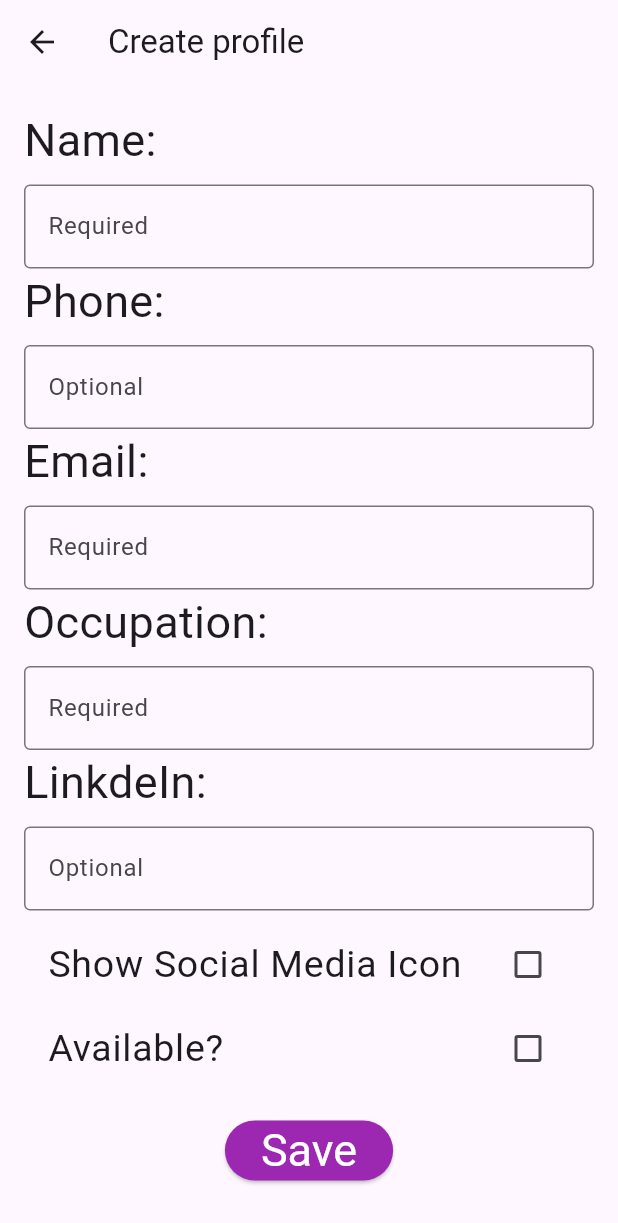
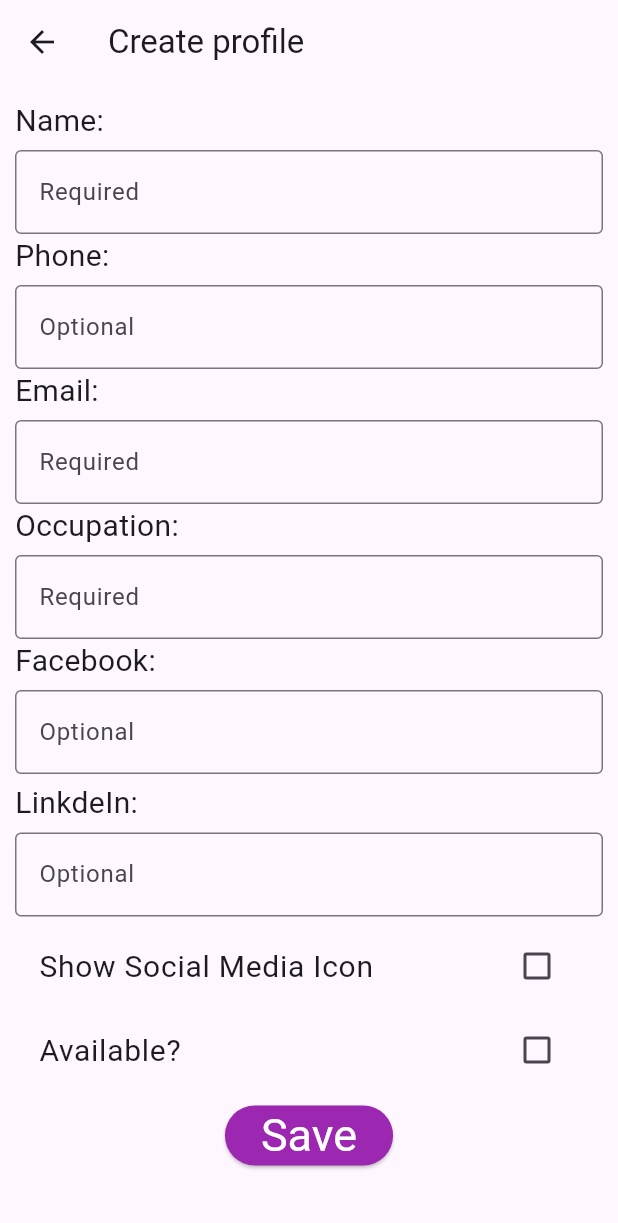
Before and after one commit to JackTse-Conestogac/Mobile_FinalProject_G5, a Flutter app: the CreateUserScreen screen opened directly, on a phone screen of 412 x 824 dp. Shown: the top 1223 px of the screen. Run offline on Flutter 3.47's test engine with Material 3 defaults, Android fonts, the phone set to English and light mode, and no system bars; our stand-ins replace shared_preferences; accounts and stored records are empty.

Commit message:
create user form size adjustment, added facebook input url

```diff
--- a/coffee_meet_app/lib/entities/User.dart
+++ b/coffee_meet_app/lib/entities/User.dart
@@ -7,6 +7,8 @@ class User{
   String email;
   int phone;
   String occupation;
+  String? facebookUrl;
+  String? linkedInUrl;
   bool showSocialMedia;
   bool isAvailable;
   List<Event> attendEvents = [];
@@ -19,6 +21,8 @@ class User{
     required this.email,
     required this.phone,
     required this.occupation,
+    this.facebookUrl,
+    this.linkedInUrl,
     this.showSocialMedia = true,
     this.isAvailable = false,
     this.attendEvents = const [],
@@ -33,6 +37,8 @@ class User{
       "email":this.email,
       "phone":this.phone,
       "occupation":this.occupation,
+      "facebookUrl":this.facebookUrl,
+      "linkedInUrl":this.linkedInUrl,
       "addendEvents":this.attendEvents,
       "contacts": this.contacts,
     };
@@ -45,6 +51,8 @@ class User{
         email = json["email"],
         phone = json["phone"],
         occupation = json["occupation"],
+        facebookUrl = json["facebookUrl"],
+        linkedInUrl = json["linkedInUrl"],
         showSocialMedia = json["showSocialMedia"],
         isAvailable = json ["isAvailable"],
         attendEvents = (json["attendEvents"] as List<dynamic>)
--- a/coffee_meet_app/lib/screens/createUser.dart
+++ b/coffee_meet_app/lib/screens/createUser.dart
@@ -5,6 +5,7 @@ import 'package:flutter/material.dart';
 import 'package:shared_preferences/shared_preferences.dart';
 import '../entities/User.dart';
 import '../managers/user_local_storage_manager.dart';
+import "LogInScreen.dart";
 
 class CreateUserScreen extends StatefulWidget{
   const CreateUserScreen({super.key});
@@ -20,6 +21,7 @@ class _CreateUserScreenState extends State<CreateUserScreen> {
   final TextEditingController _emailController = TextEditingController();
   final TextEditingController _phoneController = TextEditingController();
   final TextEditingController _occupationController = TextEditingController();
+  final TextEditingController _facebookController = TextEditingController();
   final TextEditingController _linkdeinController = TextEditingController();
 
 
@@ -57,12 +59,15 @@ class _CreateUserScreenState extends State<CreateUserScreen> {
       });
     }
 
+    if(_isSaved == true){
       Navigator.push(
         context,
         MaterialPageRoute(
-        builder: (context) => TabListScreen(),
+          builder: (context) => LogInScreen(),
         ),
       );
+    }
+
   }
 
 
@@ -76,13 +81,13 @@ class _CreateUserScreenState extends State<CreateUserScreen> {
       body: Form(
         key: _formKey,
         child:ListView(
-        padding: EdgeInsets.all(16),
+          padding: EdgeInsets.all(10),
           children: [
             const Text(
               'Name:',
-            style: TextStyle(fontSize: 30),
+              style: TextStyle(fontSize: 20),
             ),
-          const SizedBox(height: 8,),
+            const SizedBox(height: 5,),
             TextFormField(
               controller: _nameController,
               decoration: const InputDecoration(
@@ -98,9 +103,9 @@ class _CreateUserScreenState extends State<CreateUserScreen> {
             ),
             const Text(
               'Phone:',
-            style: TextStyle(fontSize: 30),
+              style: TextStyle(fontSize: 20),
             ),
-          const SizedBox(height: 8,
+            const SizedBox(height: 5,
             ),
             TextFormField(
               controller: _phoneController,
@@ -112,9 +117,9 @@ class _CreateUserScreenState extends State<CreateUserScreen> {
             ),
             const Text(
               'Email:',
-            style: TextStyle(fontSize: 30),
+              style: TextStyle(fontSize: 20),
             ),
-          const SizedBox(height: 8,
+            const SizedBox(height: 5,
             ),
             TextFormField(
               controller: _emailController,
@@ -126,9 +131,9 @@ class _CreateUserScreenState extends State<CreateUserScreen> {
             ),
             const Text(
               'Occupation:',
-            style: TextStyle(fontSize: 30),
+              style: TextStyle(fontSize: 20),
             ),
-          const SizedBox(height: 8,
+            const SizedBox(height: 5,
             ),
             TextFormField(
               controller: _occupationController,
@@ -144,10 +149,25 @@ class _CreateUserScreenState extends State<CreateUserScreen> {
               },
             ),
             const Text(
+              'Facebook:',
+              style: TextStyle(fontSize: 20),
+            ),
+            const SizedBox(height: 5,
+            ),
+            TextFormField(
+              controller: _facebookController,
+              decoration: const InputDecoration(
+                hintText: 'Optional',
+                border: OutlineInputBorder(),
+              ),
+              keyboardType: TextInputType.url,
+            ),
+            const SizedBox(height: 5,),
+            const Text(
               'LinkdeIn:',
-            style: TextStyle(fontSize: 30),
+              style: TextStyle(fontSize: 20),
             ),
-          const SizedBox(height: 8,
+            const SizedBox(height: 5,
             ),
             TextFormField(
               controller: _linkdeinController,
@@ -157,10 +177,10 @@ class _CreateUserScreenState extends State<CreateUserScreen> {
               ),
               keyboardType: TextInputType.url,
             ),
-          const SizedBox(height: 8,),
+            const SizedBox(height: 5,),
             CheckboxListTile(
                 title: const Text(
-                'Show Social Media Icon', style: TextStyle(fontSize: 25),),
+                  'Show Social Media Icon', style: TextStyle(fontSize: 20),),
                 value: _showSocialMediaIcon,
                 onChanged: (value) {
                   setState(() {
@@ -169,7 +189,7 @@ class _CreateUserScreenState extends State<CreateUserScreen> {
                 }
             ),
             CheckboxListTile(
-              title: const Text('Available?', style: TextStyle(fontSize: 25),),
+                title: const Text('Available?', style: TextStyle(fontSize: 20),),
                 value: _isAvailable,
                 onChanged: (value) {
                   setState(() {
@@ -177,7 +197,7 @@ class _CreateUserScreenState extends State<CreateUserScreen> {
                   });
                 }
             ),
-          const SizedBox(height: 16,),
+            const SizedBox(height: 5,),
             Center(
               child: ElevatedButton(
                 onPressed: _saveProfile,
```
Lines whose indentation alone changed are shown as unchanged.
